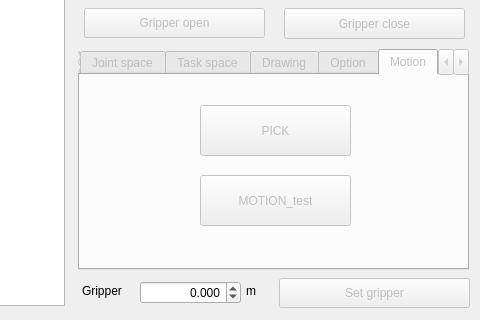
The window that open_manipulator_6dof_control_gui/ui/main_window.ui (zang09/open_manipulator_6dof_application) describes before a commit, drawn with Qt 5; both pictures show x 346 to 826 and y 374 to 694 of the 826 by 694 pixel window.
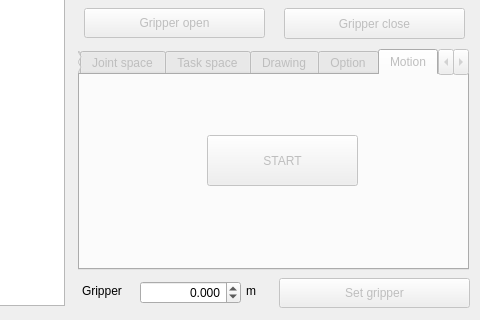
The same window after the commit. The open tabs and pages were chosen to show the change. Icons and pictures are not drawn.

What changed in the file:
```diff
--- a/open_manipulator_6dof_control_gui/ui/main_window.ui
+++ b/open_manipulator_6dof_control_gui/ui/main_window.ui
@@ -2,6 +2,9 @@
 <ui version="4.0">
  <class>MainWindowDesign</class>
  <widget class="QMainWindow" name="MainWindowDesign">
+  <property name="enabled">
+   <bool>true</bool>
+  </property>
   <property name="geometry">
    <rect>
     <x>0</x>
@@ -1841,30 +1844,14 @@
       </property>
       <property name="geometry">
        <rect>
-        <x>120</x>
-        <y>30</y>
+        <x>127</x>
+        <y>60</y>
         <width>151</width>
         <height>51</height>
        </rect>
       </property>
       <property name="text">
-       <string>PICK</string>
-      </property>
-     </widget>
-     <widget class="QPushButton" name="btn_multi">
-      <property name="enabled">
-       <bool>false</bool>
-      </property>
-      <property name="geometry">
-       <rect>
-        <x>120</x>
-        <y>100</y>
-        <width>151</width>
-        <height>51</height>
-       </rect>
-      </property>
-      <property name="text">
-       <string>MOTION_test</string>
+       <string>START</string>
       </property>
      </widget>
     </widget>
```
Left out of the diff: 8 changed lines with no effect on the pictures.
